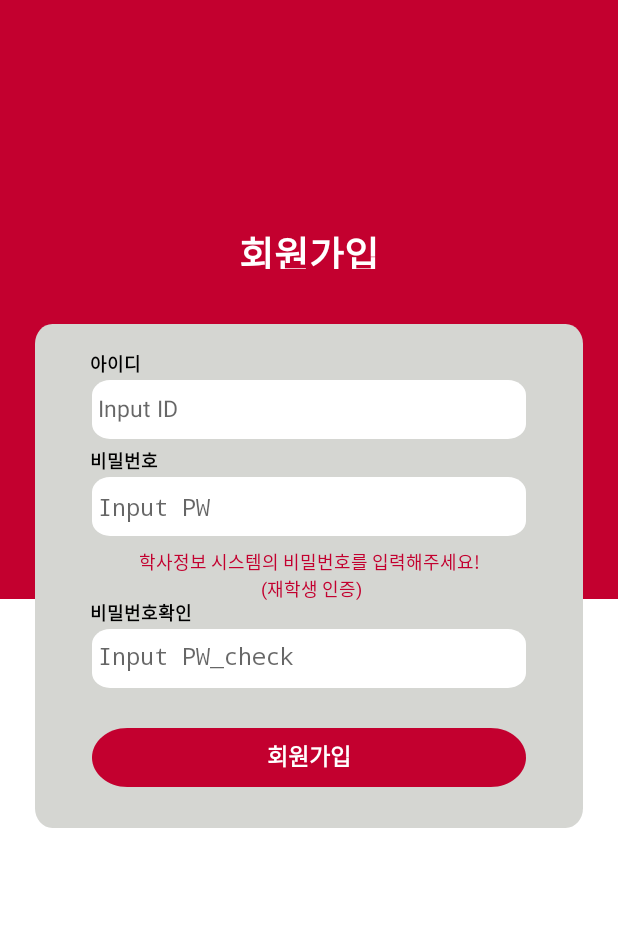
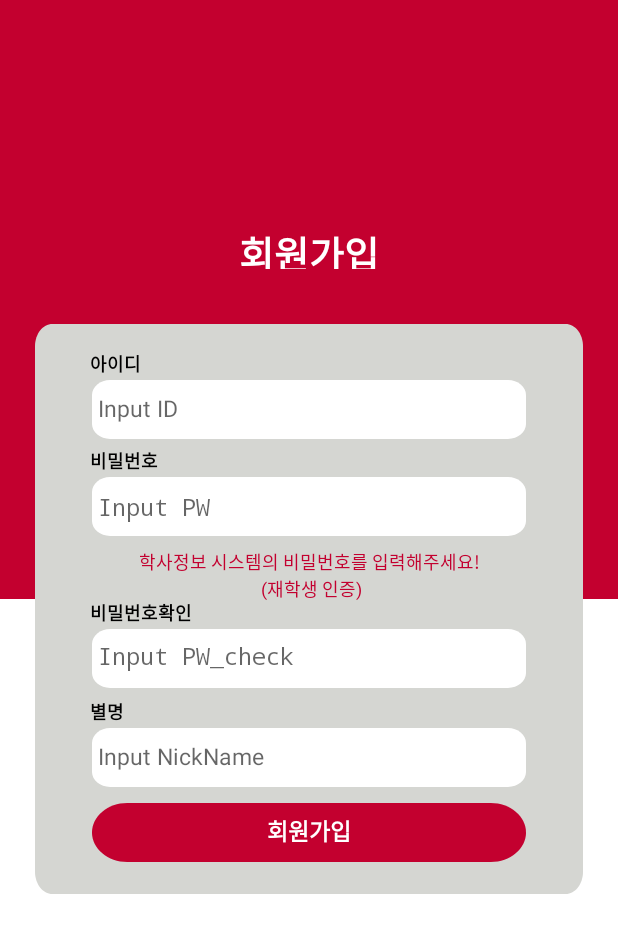
Before and after one commit to Sucheolishin/project1, an Android app: the RegisterActivity screen opened directly, with no data from a screen before it, on a phone screen of 412 x 824 dp. Shown: the top 933 px of the screen. Run offline under Robolectric (Android 15) with nearby library versions, the phone set to English and light mode, and no system bars; our stand-ins replace Volley.

```diff
--- a/please/app/build.gradle
+++ b/please/app/build.gradle
@@ -39,5 +39,7 @@ dependencies {
     implementation 'com.android.volley:volley:1.2.1'
     // https://mvnrepository.com/artifact/com.squareup.retrofit2/converter-gson
     implementation group: 'com.squareup.retrofit2', name: 'converter-gson', version: '2.9.0'
+    // https://mvnrepository.com/artifact/org.projectlombok/lombok
+    compileOnly group: 'org.projectlombok', name: 'lombok', version: '1.18.24'
 
 }
--- a/please/app/src/main/AndroidManifest.xml
+++ b/please/app/src/main/AndroidManifest.xml
@@ -1,7 +1,7 @@
 <?xml version="1.0" encoding="utf-8"?>
 <manifest xmlns:android="http://schemas.android.com/apk/res/android"
     xmlns:tools="http://schemas.android.com/tools">
-
+    <uses-permission android:name="android.permission.INTERNET" />
     <application
         android:allowBackup="true"
         android:dataExtractionRules="@xml/data_extraction_rules"
@@ -11,6 +11,7 @@
         android:roundIcon="@mipmap/ic_launcher_round"
         android:supportsRtl="true"
         android:theme="@style/Theme.Please"
+        android:usesCleartextTraffic="true"
         tools:targetApi="31">
         <activity
             android:name=".MainActivity"
--- a/please/app/src/main/java/com/chobo/please/Connection.java
+++ b/please/app/src/main/java/com/chobo/please/Connection.java
@@ -12,7 +12,7 @@ public class Connection {
     }
     public void initializeRefrofit(){
         retrofit = new Retrofit.Builder()
-                .baseUrl("http://15.164.147.90:8080")
+                .baseUrl("http://211.219.61.130:8080/")
                 .addConverterFactory(GsonConverterFactory.create(new Gson()))
                 .build();
     }
--- a/please/app/src/main/res/layout/activity_signup.xml
+++ b/please/app/src/main/res/layout/activity_signup.xml
@@ -23,7 +23,7 @@
     <View
         android:id="@+id/Input_Pad"
         android:layout_width="match_parent"
-        android:layout_height="336dp"
+        android:layout_height="380dp"
         android:layout_alignParentLeft="true"
         android:layout_alignParentTop="true"
         android:layout_marginLeft="23dp"
@@ -158,6 +158,19 @@
         android:textAppearance="@style/IDst"
         android:textStyle="bold" />
 
+    <TextView
+        android:id="@+id/Name"
+        android:layout_width="80dp"
+        android:layout_height="15dp"
+        android:layout_alignParentLeft="true"
+        android:layout_alignParentTop="true"
+        android:layout_marginLeft="60dp"
+        android:layout_marginTop="465dp"
+        android:gravity="center_horizontal|left|center_vertical"
+        android:text="별명"
+        android:textAppearance="@style/IDst"
+        android:textStyle="bold" />
+
     <View
         android:id="@+id/input_pw_check"
         android:layout_width="match_parent"
@@ -193,11 +206,38 @@
         android:layout_alignParentLeft="true"
         android:layout_alignParentTop="true"
         android:layout_marginLeft="61dp"
-        android:layout_marginTop="485dp"
+        android:layout_marginTop="535dp"
         android:layout_marginRight="61dp"
         android:background="@drawable/rectangle_3"
         android:elevation="0dp" />
 
+    <View
+        android:id="@+id/input_Name"
+        android:layout_width="match_parent"
+        android:layout_height="39dp"
+        android:layout_alignParentLeft="true"
+        android:layout_alignParentTop="true"
+        android:layout_marginLeft="61dp"
+        android:layout_marginTop="485dp"
+        android:layout_marginRight="61dp"
+        android:background="@drawable/rectangle_2" />
+
+    <EditText
+        android:id="@+id/name_Ex"
+        android:layout_width="match_parent"
+        android:layout_height="48dp"
+        android:layout_alignParentLeft="true"
+        android:layout_alignParentTop="true"
+        android:layout_marginLeft="65dp"
+        android:layout_marginTop="480dp"
+        android:layout_marginRight="65dp"
+        android:background="@null"
+        android:gravity="center_vertical"
+        android:hint="Input NickName"
+        android:inputType="text"
+        android:maxLength="16"
+        android:selectAllOnFocus="true"
+        android:textAppearance="@style/Id_Ex" />
     <Button
         android:id="@+id/register_Btn"
         android:layout_width="match_parent"
@@ -205,7 +245,7 @@
         android:layout_alignParentLeft="true"
         android:layout_alignParentTop="true"
         android:layout_marginLeft="61dp"
-        android:layout_marginTop="480dp"
+        android:layout_marginTop="530dp"
         android:layout_marginRight="61dp"
         android:background="@android:color/transparent"
         android:gravity="center_horizontal|center_vertical"
```
Also changed, not shown: please/app/src/main/java/com/chobo/please/LoginActivity.java (+37 -23 lines), please/app/src/main/java/com/chobo/please/RegisterActivity.java (+52 -34 lines).
